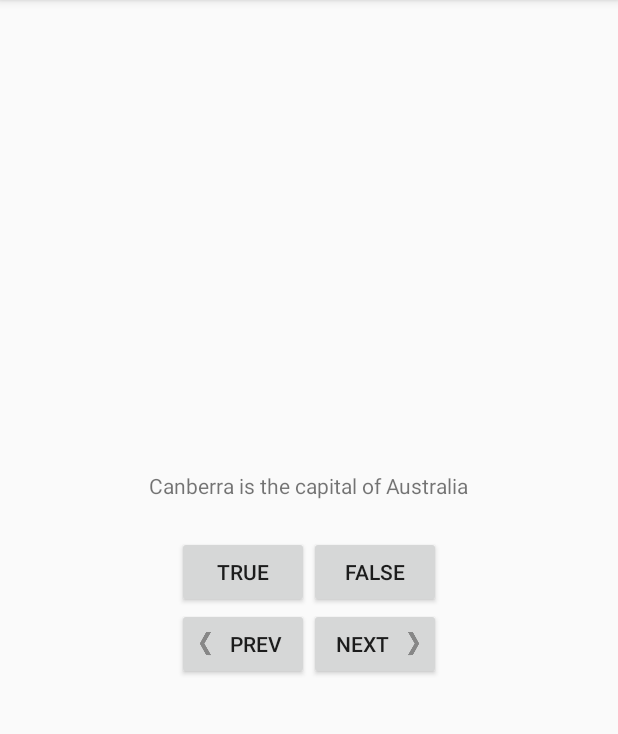
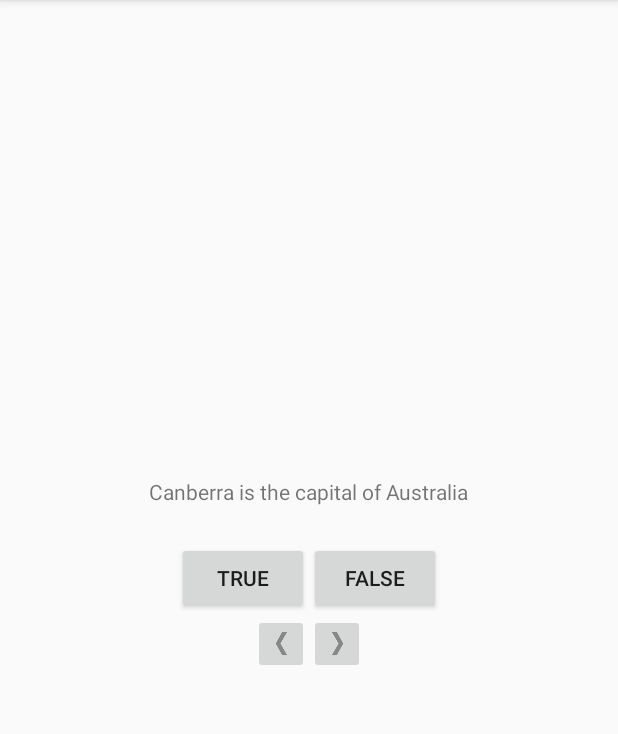
Before and after one commit to vjmarcus/GeoQuiz, an Android app: the screen it shows after launch (MainActivity), on a phone screen of 412 x 824 dp, the part 84-818 px from its top. Run offline under Robolectric (Android 15) with nearby library versions, the phone set to English and light mode, and no system bars.

```diff
--- a/app/src/main/java/com/freshappbooks/geoquiz/MainActivity.java
+++ b/app/src/main/java/com/freshappbooks/geoquiz/MainActivity.java
@@ -1,11 +1,13 @@
 package com.freshappbooks.geoquiz;
 
+import androidx.annotation.Nullable;
 import androidx.appcompat.app.AppCompatActivity;
 
 import android.os.Bundle;
 import android.util.Log;
 import android.view.View;
 import android.widget.Button;
+import android.widget.ImageButton;
 import android.widget.TextView;
 import android.widget.Toast;
 
@@ -13,8 +15,8 @@ public class MainActivity extends AppCompatActivity {
 
     private Button buttonTrue;
     private Button buttonFalse;
-    private Button buttonPrev;
-    private Button buttonNext;
+    private ImageButton buttonPrev;
+    private ImageButton buttonNext;
     private TextView questionTextView;
     private int currentIndex = 0;
     private Question [] questionBook = new Question[] {
@@ -26,8 +28,13 @@ public class MainActivity extends AppCompatActivity {
       new Question(R.string.question_asia, true),
     };
 
+    private static final String KEY_INDEX = "index";
+
     @Override
     protected void onCreate(Bundle savedInstanceState) {
+        if (savedInstanceState != null){
+            currentIndex = savedInstanceState.getInt(KEY_INDEX, 0);
+        }
         super.onCreate(savedInstanceState);
         setContentView(R.layout.activity_main);
 
@@ -96,4 +103,17 @@ public class MainActivity extends AppCompatActivity {
         }
         Toast.makeText(this, messageResId, Toast.LENGTH_SHORT).show();
     }
+
+    @Override
+    protected void onPause() {
+        super.onPause();
+    }
+
+    @Override
+    protected void onSaveInstanceState(Bundle outState) {
+        super.onSaveInstanceState(outState);
+        if (outState != null) {
+            outState.putInt(KEY_INDEX, currentIndex);
+        }
+    }
 }
--- a/app/src/main/res/layout/activity_main.xml
+++ b/app/src/main/res/layout/activity_main.xml
@@ -40,21 +40,22 @@
         android:layout_height="wrap_content"
         android:orientation="horizontal">
 
-        <Button
+        <ImageButton
             android:id="@+id/btn_prev"
             android:layout_width="wrap_content"
             android:layout_height="wrap_content"
-            android:drawableLeft="@drawable/arrow_left"
+            android:src="@drawable/arrow_left"
             android:drawablePadding="4dp"
-            android:text="@string/btn_prev" />
+            android:contentDescription="@string/desc_arrow_left"
+            />
 
-        <Button
+        <ImageButton
             android:id="@+id/btn_next"
             android:drawablePadding="4dp"
             android:layout_width="wrap_content"
             android:layout_height="wrap_content"
-            android:drawableRight="@drawable/arrow_right"
-            android:text="@string/btn_next" />
+            android:src="@drawable/arrow_right"
+            android:contentDescription="@string/desc_arraw_right"/>
     </LinearLayout>
 
 </LinearLayout>
--- a/app/src/main/res/values/strings.xml
+++ b/app/src/main/res/values/strings.xml
@@ -12,4 +12,6 @@
     <string name="btn_prev">PREV</string>
     <string name="correct_toast">Correct!</string>
     <string name="incorrect_toast">WRONG!</string>
+    <string name="desc_arraw_right">arraw_right</string>
+    <string name="desc_arrow_left">arrow_left</string>
 </resources>
```
